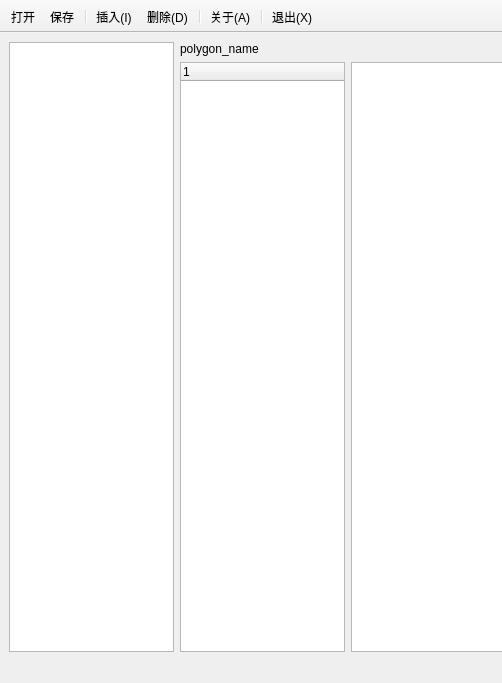
Before: the Qt Designer form Form.ui in bssthu/L5MapEditor, drawn with Qt 5; both pictures show x 0 to 502 and y 0 to 683 of the 1020 by 683 pixel window.
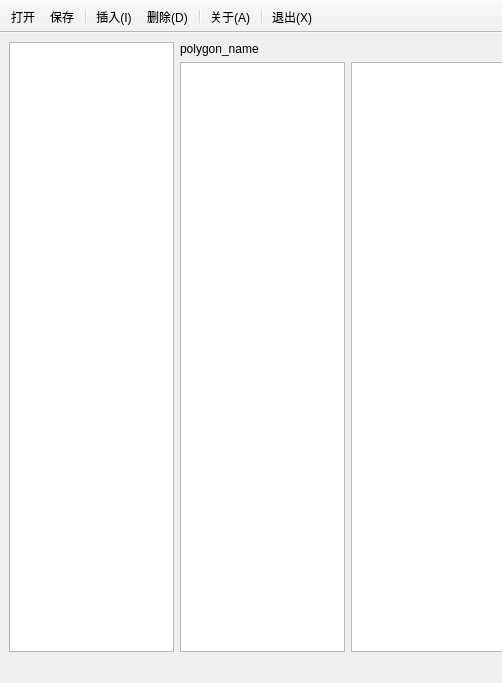
After: the same form once the commit is applied. Icons and pictures are not drawn.

Commit message: list children of a polygon

The edit to the form file:
```diff
--- a/Form.ui
+++ b/Form.ui
@@ -56,18 +56,13 @@
      </widget>
     </item>
     <item row="2" column="1">
-     <widget class="QTreeWidget" name="treeWidget">
+     <widget class="QTableWidget" name="childrenTableWidget">
       <property name="sizePolicy">
        <sizepolicy hsizetype="Expanding" vsizetype="Expanding">
         <horstretch>1</horstretch>
         <verstretch>3</verstretch>
        </sizepolicy>
       </property>
-      <column>
-       <property name="text">
-        <string notr="true">1</string>
-       </property>
-      </column>
      </widget>
     </item>
     <item row="0" column="1" rowspan="2" colspan="2">
```
Left out of the diff: 2 changed lines with no effect on the pictures. The commit also changes 2 other files.
